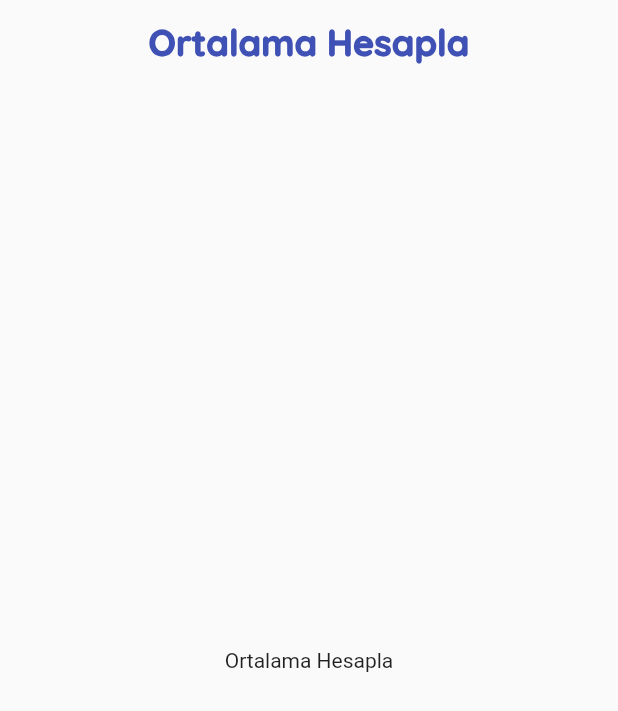
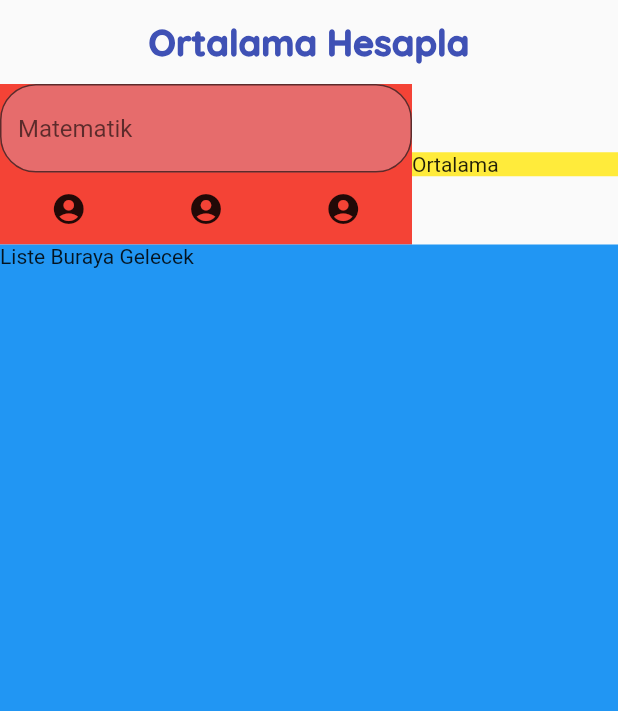
Before and after one commit to tahaturan/flutter_ortalama_hesapla, a Flutter app: the screen it shows after launch, on a phone screen of 412 x 824 dp. Shown: the top 711 px of the screen. Run offline on Flutter 3.47's test engine with Material 2 defaults, Android fonts, the phone set to English and light mode, and no system bars; our stand-ins replace google_fonts.

Commit message:
Bolgeler belirlendi & TextFormField Olusturuldu

```diff
--- a/lib/constants/app_constant.dart
+++ b/lib/constants/app_constant.dart
@@ -10,4 +10,5 @@
     fontWeight: FontWeight.w900,
     color: anaRenk,
   );
+  static BorderRadius borderRadius = BorderRadius.circular(24);
 }
--- a/lib/widgets/ortalama_hesapla_page.dart
+++ b/lib/widgets/ortalama_hesapla_page.dart
@@ -9,6 +9,7 @@
 }
 
 class _OrtalamaHesaplaPageState extends State<OrtalamaHesaplaPage> {
+  GlobalKey<FormState> formKey = GlobalKey<FormState>();
   @override
   Widget build(BuildContext context) {
     return Scaffold(
@@ -22,8 +23,76 @@
             ),
           ),
         ),
-      body: const Center(
-        child: Text(Constants.baslikText),
+        body: Column(
+          crossAxisAlignment: CrossAxisAlignment.stretch,
+          children: [
+            //*Form
+            Row(
+              children: [
+                Expanded(
+                  flex: 2,
+                  child: Container(
+                    color: Colors.red,
+                    child: buildForm(),
+                  ),
+                ),
+                Expanded(
+                  flex: 1,
+                  child: Container(
+                    color: Colors.yellow,
+                    child: const Text("Ortalama"),
+                  ),
+                ),
+              ],
+            ),
+            //*Liste
+            Expanded(
+              child: Container(
+                color: Colors.blue,
+                child: const Text("Liste Buraya Gelecek"),
+              ),
+            ),
+          ],
+        ));
+  }
+
+  Widget buildForm() {
+    return Form(
+      key: formKey,
+      child: Column(
+        children: [
+          _buildTextFormField(),
+          Row(
+            mainAxisAlignment: MainAxisAlignment.spaceAround,
+            children: [
+              IconButton(
+                onPressed: () {},
+                icon: Icon(Icons.account_circle_rounded),
+              ),
+              IconButton(
+                onPressed: () {},
+                icon: Icon(Icons.account_circle_rounded),
+              ),
+              IconButton(
+                onPressed: () {},
+                icon: Icon(Icons.account_circle_rounded),
+              ),
+            ],
+          )
+        ],
+      ),
+    );
+  }
+
+  TextFormField _buildTextFormField() {
+    return TextFormField(
+      decoration: InputDecoration(
+        hintText: "Matematik",
+        border: OutlineInputBorder(
+          borderRadius: Constants.borderRadius,
+        ),
+        filled: true,
+        fillColor: Constants.anaRenk.shade100.withOpacity(0.3),
       ),
     );
   }
```
Lines whose indentation alone changed are shown as unchanged.
